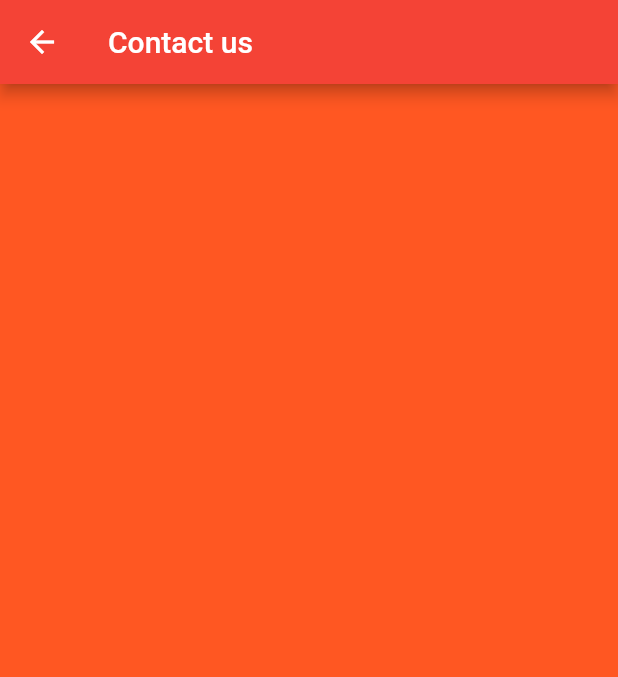
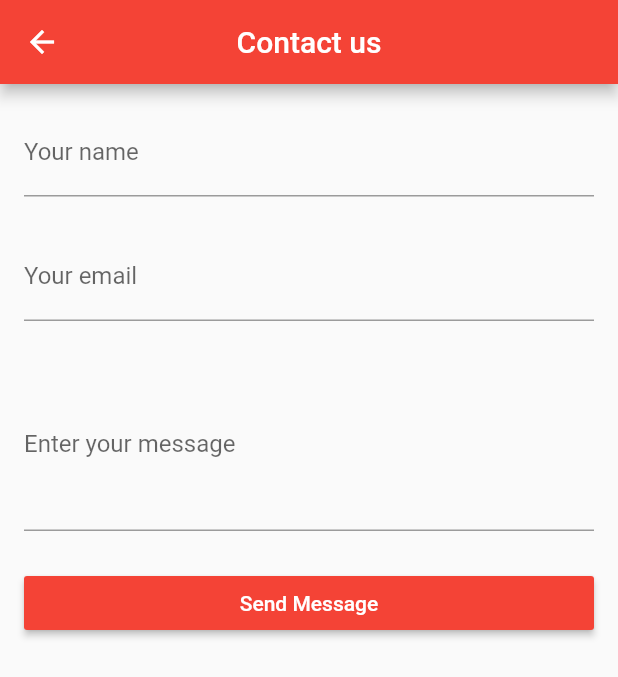
Before and after one commit to MedhatMohamed5/flutter_course, a Flutter app: the ContactUs screen opened directly, on a phone screen of 412 x 824 dp. Shown: the top 677 px of the screen. Run offline on Flutter 3.47's test engine with Material 2 defaults, Android fonts, the phone set to English and light mode, and no system bars; our stand-ins replace shared_preferences, timeago; missing offline and left inert: page_view_indicator; accounts and stored records are empty.

```diff
--- a/lib/screens/contact.dart
+++ b/lib/screens/contact.dart
@@ -1,14 +1,129 @@
 import 'package:flutter/material.dart';
 
-class ContactUs extends StatelessWidget {
+class ContactUs extends StatefulWidget {
+  @override
+  _ContactUsState createState() => _ContactUsState();
+}
+
+class _ContactUsState extends State<ContactUs> {
+  final _formKey = GlobalKey<FormState>();
+  bool isLoading = false;
+  TextEditingController _nameController, _emailController, _messageController;
+  String name, email, message;
+
+  @override
+  void initState() {
+    super.initState();
+    _nameController = TextEditingController();
+    _emailController = TextEditingController();
+    _messageController = TextEditingController();
+  }
+
+  @override
+  void dispose() {
+    super.dispose();
+    _nameController.dispose();
+    _emailController.dispose();
+    _messageController.dispose();
+  }
+
   @override
   Widget build(BuildContext context) {
     return Scaffold(
       appBar: AppBar(
         title: Text('Contact us'),
+        centerTitle: true,
       ),
-      body: Container(
-        color: Colors.deepOrange,
+      body: Padding(
+        padding: const EdgeInsets.all(16.0),
+        child: isLoading ? _loading() : _form(),
+      ),
+    );
+  }
+
+  Widget _form() {
+    return Form(
+      key: _formKey,
+      child: Column(
+        children: <Widget>[
+          TextFormField(
+            controller: _nameController,
+            decoration: InputDecoration(
+              labelText: 'Your name',
+            ),
+            validator: (value) {
+              if (value.isEmpty) {
+                return 'Please enter your name';
+              }
+              return null;
+            },
+          ),
+          SizedBox(
+            height: 24,
+          ),
+          TextFormField(
+            controller: _emailController,
+            decoration: InputDecoration(
+              labelText: 'Your email',
+            ),
+            validator: (value) {
+              if (value.isEmpty) {
+                return 'Please enter your email';
+              }
+              return null;
+            },
+          ),
+          SizedBox(
+            height: 24,
+          ),
+          TextFormField(
+            controller: _messageController,
+            decoration: InputDecoration(
+              labelText: 'Enter your message',
+            ),
+            maxLines: 4,
+            validator: (value) {
+              if (value.isEmpty) {
+                return 'Please write your message';
+              }
+              return null;
+            },
+          ),
+          SizedBox(
+            height: 24,
+          ),
+          SizedBox(
+            width: double.infinity,
+            child: RaisedButton(
+              onPressed: () {
+                if (_formKey.currentState.validate()) {
+                  name = _nameController.text;
+                  email = _emailController.text;
+                  message = _messageController.text;
+
+                  setState(() {
+                    isLoading = true;
+                  });
+                  //TODO : loading , sent message
+                }
+              },
+              child: Text(
+                'Send Message',
+                style: TextStyle(
+                  color: Colors.white,
+                ),
+              ),
+            ),
+          ),
+        ],
+      ),
+    );
+  }
+
+  Widget _loading() {
+    return Container(
+      child: Center(
+        child: CircularProgressIndicator(),
       ),
     );
   }
--- a/lib/screens/login.dart
+++ b/lib/screens/login.dart
@@ -77,6 +77,7 @@ class _LoginScreenState extends State<LoginScreen> {
             child: Column(
               children: <Widget>[
                 TextFormField(
+                  keyboardType: TextInputType.emailAddress,
                   controller: _emailController,
                   decoration: InputDecoration(labelText: 'Email'),
                   validator: (value) {
@@ -88,6 +89,7 @@ class _LoginScreenState extends State<LoginScreen> {
                   height: 16,
                 ),
                 TextFormField(
+                  obscureText: true,
                   controller: _passwordController,
                   decoration: InputDecoration(labelText: 'Password'),
                   validator: (value) {
```
Also changed, not shown: lib/screens/home_screen.dart (+21 -1 lines), lib/shared_ui/navigation_drawer.dart (+7 -2 lines).
